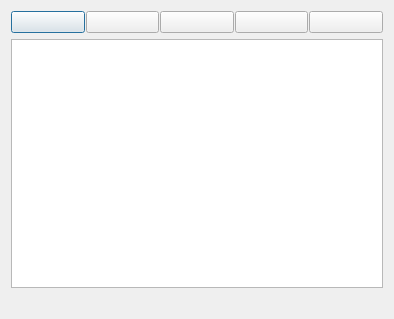
This is scribus/ui/charselect.ui in scribusproject/scribus as Qt 5 draws it before an edit. The edited form follows.
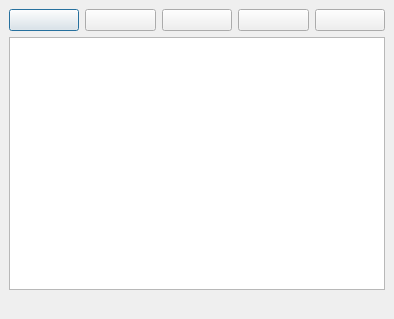
This is the edited form. Custom widgets are drawn as their Qt base class.

Commit message: #16418: Unify margin and spacing for Character Palette <bubu>

```diff
--- a/scribus/ui/charselect.ui
+++ b/scribus/ui/charselect.ui
@@ -14,11 +14,20 @@
    <string>Character Palette</string>
   </property>
   <layout class="QGridLayout" name="gridLayout">
+   <property name="leftMargin">
+    <number>9</number>
+   </property>
+   <property name="topMargin">
+    <number>9</number>
+   </property>
+   <property name="rightMargin">
+    <number>9</number>
+   </property>
+   <property name="bottomMargin">
+    <number>9</number>
+   </property>
    <item row="0" column="0">
     <layout class="QHBoxLayout">
-     <property name="spacing">
-      <number>1</number>
-     </property>
      <item>
       <widget class="QPushButton" name="enhancedDialogButton">
        <property name="toolTip">
```
The commit also changes 2 other files.
